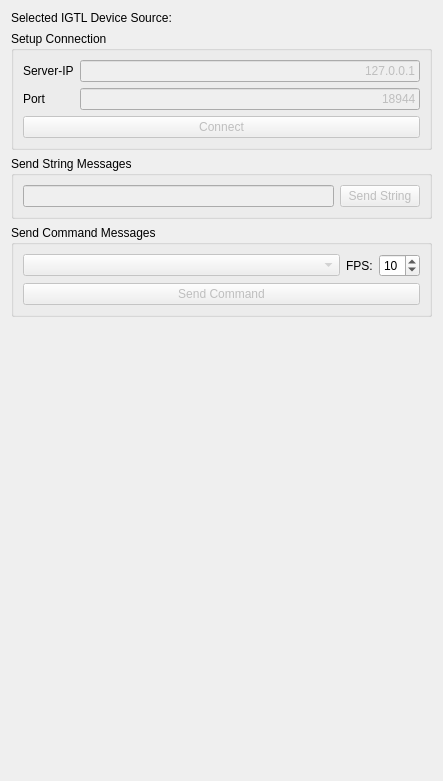
MITK/MITK, file Modules/OpenIGTLinkUI/Qmitk/QmitkIGTLDeviceSourceManagementWidgetControls.ui: the form before one commit.
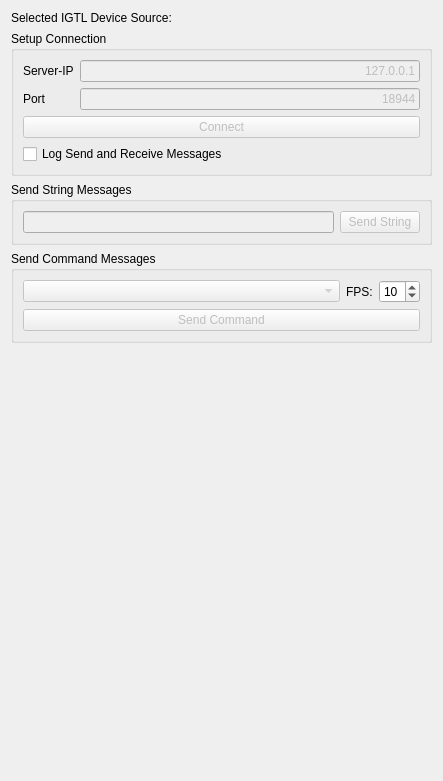
The form after the commit.

Commit message: Added a new checkbox to turn on/off the logging of send and receive message events

Diff of the .ui file:
```diff
--- a/Modules/OpenIGTLinkUI/Qmitk/QmitkIGTLDeviceSourceManagementWidgetControls.ui
+++ b/Modules/OpenIGTLinkUI/Qmitk/QmitkIGTLDeviceSourceManagementWidgetControls.ui
@@ -119,6 +119,13 @@
         </property>
        </widget>
       </item>
+      <item row="2" column="0">
+       <widget class="QCheckBox" name="logSendReceiveMsg">
+        <property name="text">
+         <string>Log Send and Receive Messages</string>
+        </property>
+       </widget>
+      </item>
      </layout>
     </widget>
    </item>
```
The commit also changes 1 other file.
